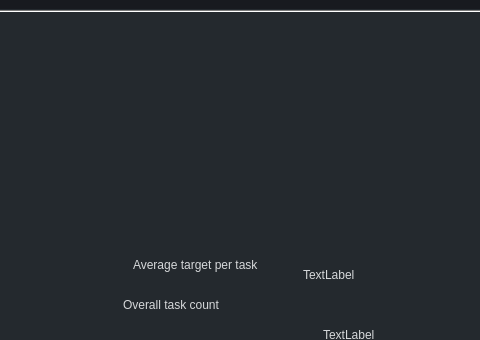
First picture: the form in mainwindow.ui, repository MaximeAeva/TheEfficientGuy, before the edit; both pictures show x 156 to 636 and y 0 to 340 of the 791 by 560 pixel window.
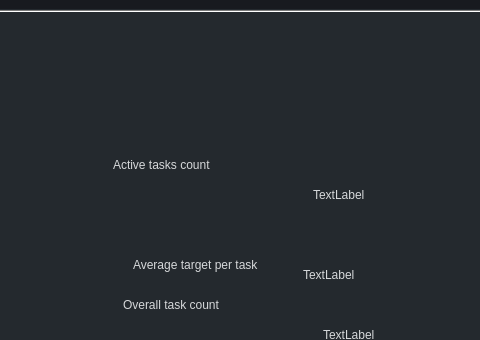
Second picture: the form after the edit. Custom widgets are drawn as their Qt base class.

Commit message: Some dev on home page

Diff of the .ui file:
```diff
--- a/mainwindow.ui
+++ b/mainwindow.ui
@@ -84,6 +84,32 @@
          <string>Overall task count</string>
         </property>
        </widget>
+       <widget class="QLabel" name="actL">
+        <property name="geometry">
+         <rect>
+          <x>260</x>
+          <y>120</y>
+          <width>181</width>
+          <height>16</height>
+         </rect>
+        </property>
+        <property name="text">
+         <string>Active tasks count</string>
+        </property>
+       </widget>
+       <widget class="QLabel" name="actD">
+        <property name="geometry">
+         <rect>
+          <x>460</x>
+          <y>150</y>
+          <width>55</width>
+          <height>16</height>
+         </rect>
+        </property>
+        <property name="text">
+         <string>TextLabel</string>
+        </property>
+       </widget>
       </widget>
       <widget class="QWidget" name="page">
        <property name="geometry">
```
The commit also changes 2 other files.
